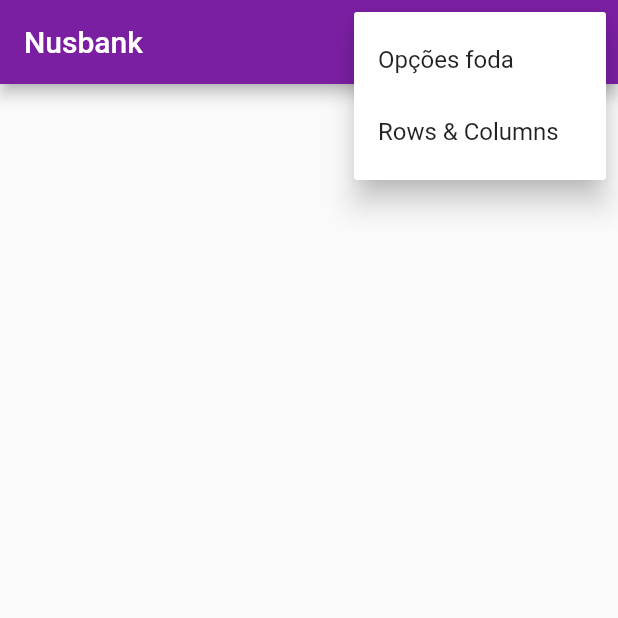
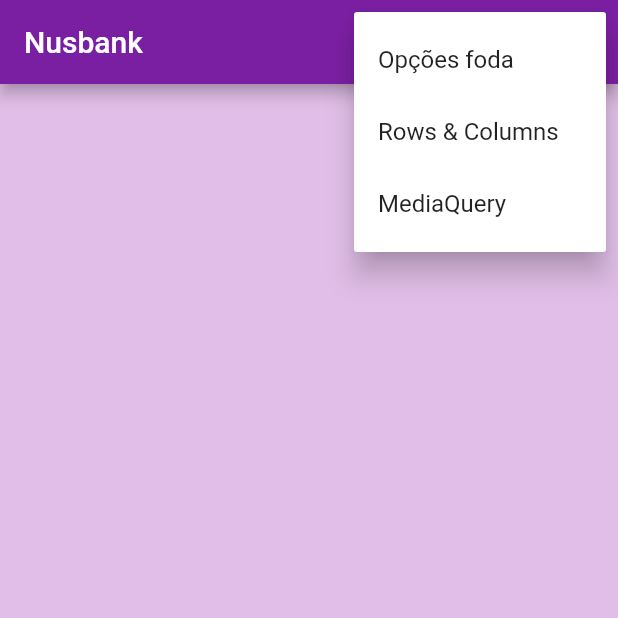
Before and after one commit to GabrielVasco13/flutter_primeiro_projeto, a Flutter app: the screen it shows after launch, after a tap on the "insert chart outlined" icon, on a phone screen of 412 x 824 dp, the top half of it. Run offline on Flutter 3.47's test engine with Material 2 defaults, Android fonts, the phone set to English and light mode, and no system bars; our stand-ins replace device_preview.

Commit message:
Pegando e dividindo o layout do dispositivo

```diff
--- a/lib/main.dart
+++ b/lib/main.dart
@@ -1,12 +1,19 @@
 // ignore_for_file: prefer_const_constructors
 
 import 'package:flutter/material.dart';
-import 'package:flutter_primeiro_projeto/pages/home/container/container_page.dart';
+import 'package:flutter_primeiro_projeto/pages/container/container_page.dart';
 import 'package:flutter_primeiro_projeto/pages/home/home_page.dart';
+import 'package:flutter_primeiro_projeto/pages/media_query/media_query_pages.dart';
 import 'package:flutter_primeiro_projeto/pages/rows_columns/rows_column_page.dart';
+import 'package:device_preview/device_preview.dart';
 
 void main() {
-  runApp(const MyApp());
+  runApp(
+    DevicePreview(
+      enabled: false,
+      builder: (_) => MyApp(),
+    )
+  );
 }
 
 class MyApp extends StatelessWidget {
@@ -20,10 +27,13 @@ class MyApp extends StatelessWidget {
       theme: ThemeData(
         primarySwatch: Colors.blue,
       ),
+      locale: DevicePreview.locale(context),
+      builder: DevicePreview.appBuilder,
       routes: {
         '/': (_) => HomePage(),
         '/container': (_) => ContainerPage(),
         '/rows_columns': (_) => RowsColumnPage(),
+        '/media_query': (_) => MediaQueryPages(),
       },
     );
   }
--- a/lib/pages/home/home_page.dart
+++ b/lib/pages/home/home_page.dart
@@ -1,17 +1,26 @@
-// ignore_for_file: prefer_const_constructors
+// ignore_for_file: prefer_const_constructors, constant_identifier_names
 
 import 'package:flutter/material.dart';
 
 enum PopupMenuPages {
   container,
-  rows_columns
+  rows_columns,
+  media_query,
    }
 
 class HomePage extends StatelessWidget {
   const HomePage({Key? key}) : super(key: key);
 
+
   @override
   Widget build(BuildContext context) {
+    final mediaQuery = MediaQuery.of(context);
+
+    final statusBar = mediaQuery.padding.top;
+    final heightBody = mediaQuery.size.height - statusBar - kToolbarHeight;
+
+    print(heightBody);
+
     return Scaffold(
       appBar: AppBar(
         title: const Text('Nusbank'),
@@ -28,6 +37,9 @@ class HomePage extends StatelessWidget {
                 case PopupMenuPages.rows_columns:
                   Navigator.of(context).pushNamed('/rows_columns');
                   break;
+                case PopupMenuPages.media_query:
+                  Navigator.of(context).pushNamed('/media_query');
+                  break;
               }
             },
             itemBuilder: (BuildContext context) {
@@ -39,12 +51,28 @@ class HomePage extends StatelessWidget {
               PopupMenuItem<PopupMenuPages>(
                 value: PopupMenuPages.rows_columns,
                 child: Text('Rows & Columns'),
+                ),
+              PopupMenuItem<PopupMenuPages>(
+                value: PopupMenuPages.media_query,
+                child: Text('MediaQuery'),
                 )
             ];
           })
         ],
       ),
-      body: Container(),
+      body:
+      Center(
+        child: Column(
+          crossAxisAlignment: CrossAxisAlignment.start,
+          children: [
+            Container(
+              color: Colors.purple[100],
+              width: mediaQuery.size.width , //tamanho
+              height: heightBody, //largura
+            ),
+          ]
+        ),
+      )
     );
   }
 }
--- /dev/null
+++ b/lib/pages/media_query/media_query_pages.dart
@@ -0,0 +1,49 @@
+import 'package:flutter/material.dart';
+
+class MediaQueryPages extends StatelessWidget {
+  const MediaQueryPages({Key? key}) : super(key: key);
+
+  @override
+  Widget build(BuildContext context) {
+
+    // pode fazer assim pra saber o tamanho de tela do dispositivo
+    final mediaQuery = MediaQuery.of(context);
+
+    print('Largura é ${mediaQuery.size.width}');
+    print('Altura é ${mediaQuery.size.height}');
+    print('Orientação é ${mediaQuery.orientation}');
+    print('Padding TOP é ${mediaQuery.padding.top}');
+    print('Tamanho AppBarDefault ${kToolbarHeight}');
+
+    // fazendo desse jeito consegue saber o tamanho EXATO da tela. Tirando a barra de notificações
+
+    final statusBar = mediaQuery.padding.top;
+    final heightBody = mediaQuery.size.height - statusBar - kToolbarHeight;
+
+    var texto = 'Teste';
+
+    return Scaffold(
+      appBar: AppBar(
+        title: const Text('MediaQuery'),
+        backgroundColor: Colors.purple[700],
+      ),
+      body: Center(
+        child: Column(
+          crossAxisAlignment: CrossAxisAlignment.start,
+          children: [
+            Container(
+              color: Colors.red,
+              width: mediaQuery.size.width * .50, //tamanho
+              height: heightBody * .5, //largura
+            ),
+            Container(
+              color: Colors.blue,
+              width: mediaQuery.size.width,
+              height: heightBody * .5,
+            ),
+          ],
+        ),
+      ),
+    );
+  }
+}
--- a/pubspec.yaml
+++ b/pubspec.yaml
@@ -31,6 +31,7 @@ environment:
 dependencies:
   flutter:
     sdk: flutter
+  device_preview: ^0.7.4
 
 
   # The following adds the Cupertino Icons font to your application.
```
Also changed, not shown: lib/pages/container/container_page.dart (renamed from lib/pages/home/container/container_page.dart), pubspec.lock.
